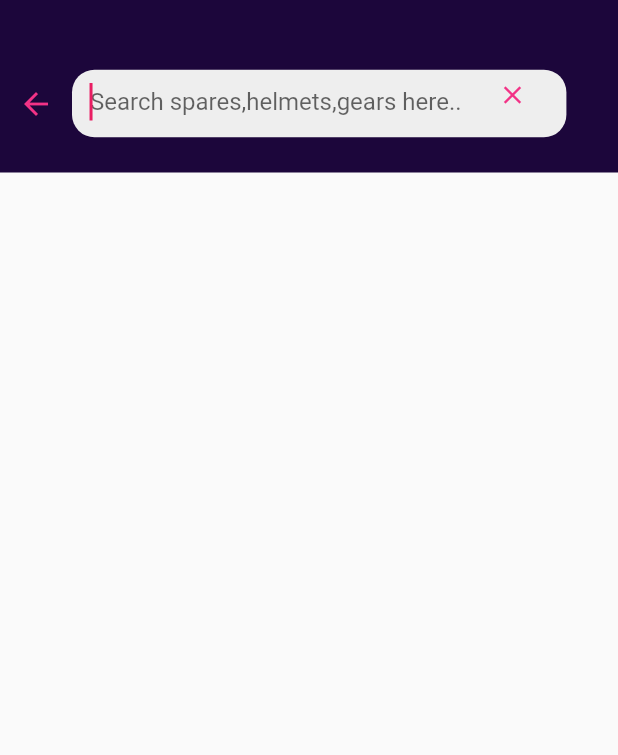
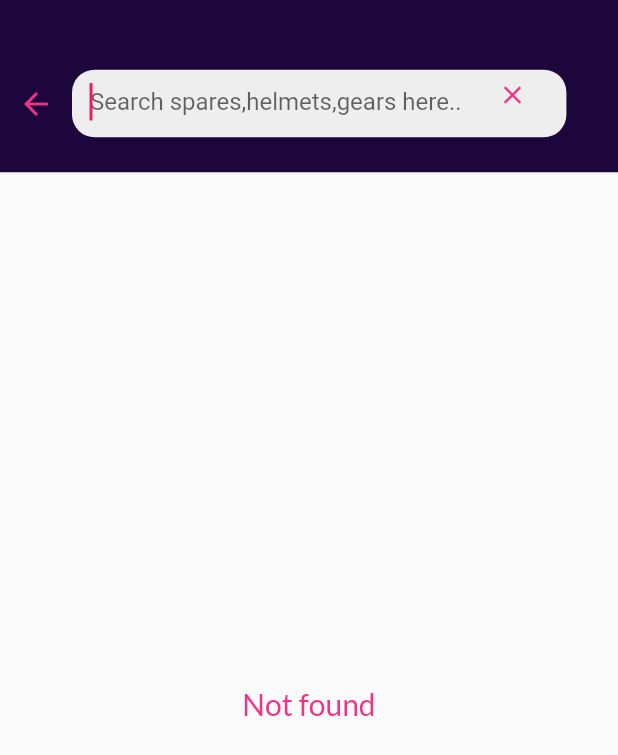
Before and after one commit to Dev-Abhijithmp/partsbay, a Flutter app: the Searchpage screen opened directly, on a phone screen of 412 x 824 dp. Shown: the top 755 px of the screen. Run offline on Flutter 3.47's test engine with Material 2 defaults, Android fonts, the phone set to English and light mode, and no system bars; our stand-ins replace cloud_firestore, curved_navigation_bar, firebase_auth, firebase_core, google_fonts; missing offline and left inert: flutter_swiper_tv; accounts and stored records are empty; network calls fail.

Commit message:
searchpage second last commit

```diff
--- a/lib/screens/searchpage.dart
+++ b/lib/screens/searchpage.dart
@@ -1,5 +1,11 @@
+import 'package:cloud_firestore/cloud_firestore.dart';
 import 'package:flutter/material.dart';
+import 'package:google_fonts/google_fonts.dart';
 import 'package:partsbay/colorsandfontsandwidgets.dart';
+import 'package:partsbay/fetchdata/firestore.dart';
+import 'package:partsbay/inner_screen/itempage.dart';
+import 'package:partsbay/inner_screen/loadingpage.dart';
+import 'package:partsbay/inner_screen/viewpage.dart';
 
 class Searchpage extends StatefulWidget {
   const Searchpage({Key? key}) : super(key: key);
@@ -8,11 +14,13 @@ class Searchpage extends StatefulWidget {
   _SearchpageState createState() => _SearchpageState();
 }
 
+TextEditingController controller = TextEditingController();
+
 class _SearchpageState extends State<Searchpage> {
   @override
   Widget build(BuildContext context) {
     return Scaffold(
-      resizeToAvoidBottomInset: false,
+      resizeToAvoidBottomInset: true,
       body: Column(
         mainAxisAlignment: MainAxisAlignment.start,
         children: [
@@ -41,7 +49,60 @@ class _SearchpageState extends State<Searchpage> {
               ],
             ),
           ),
-          Spacer(),
+          Expanded(
+            flex: 2,
+            child: StreamBuilder<QuerySnapshot>(
+              stream: prod
+                  .where('title', isEqualTo: controller.text)
+                  .snapshots(includeMetadataChanges: true),
+              builder: (BuildContext context, AsyncSnapshot snapshot) {
+                print(controller.text);
+                if (snapshot.hasError) {
+                  return Text("Something went wrong");
+                }
+
+                if (snapshot.connectionState == ConnectionState.active ||
+                    snapshot.connectionState == ConnectionState.done) {
+                  List<DocumentSnapshot> data = snapshot.data!.docs;
+                  print(data.length);
+                  if (data.isEmpty) {
+                    return Scaffold(
+                        body: Center(
+                            child: Text("Not found",
+                                style: GoogleFonts.lato(
+                                    color: pink, fontSize: 20))));
+                  }
+                  print(data.length);
+                  print(data[0].get('price').toString());
+
+                  return Expanded(
+                    child: GridView.builder(
+                      scrollDirection: Axis.vertical,
+                      gridDelegate: SliverGridDelegateWithFixedCrossAxisCount(
+                          childAspectRatio: 0.7, crossAxisCount: 2),
+                      itemBuilder: (BuildContext context, index) {
+                        return GestureDetector(
+                          onTap: () {
+                            Navigator.push(context,
+                                MaterialPageRoute(builder: (context) {
+                              return Itempage(data: data[index]);
+                            }));
+                          },
+                          child: singleItem(
+                              data[index].get('urls'),
+                              data[index].get('title'),
+                              data[index].get('price').toDouble()),
+                        );
+                      },
+                      itemCount: data.length,
+                    ),
+                  );
+                }
+
+                return Loadingpage();
+              },
+            ),
+          ),
         ],
       ),
     );
@@ -53,9 +114,11 @@ Widget _searchbar(context) {
     width: MediaQuery.of(context).size.width * 0.8,
     height: 45,
     child: TextFormField(
+      onChanged: (val) {},
       enabled: true,
       autofocus: true,
       cursorHeight: 25,
+      controller: controller,
       decoration: InputDecoration(
           focusColor: Colors.grey.shade200,
           filled: true,
```
Also changed, not shown: lib/colorsandfontsandwidgets.dart (+8 -5 lines), lib/fetchdata/firestore.dart (+25 -1 lines), lib/screens/mappage.dart (+15 -0 lines).
